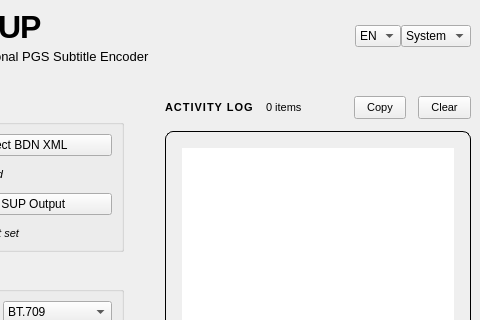
The window that src/opensup/gui/main_window.ui (Lanzoone30/OpenSUP) describes before a commit, drawn with Qt 5; both pictures show x 109 to 589 and y 0 to 320 of the 589 by 648 pixel window.
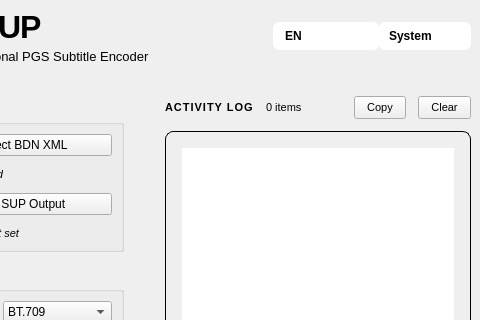
The same window after the commit.

Commit message: gui: abort wiring, idioma persistente en QSettings, combo styling dinámico

Diff of the .ui file:
```diff
--- a/src/opensup/gui/main_window.ui
+++ b/src/opensup/gui/main_window.ui
@@ -65,6 +65,26 @@
          <property name="toolTip">
           <string>Interface Language / Idioma de interfaz</string>
          </property>
+         <property name="styleSheet">
+          <string notr="true">QComboBox {
+   border-radius: 6px;
+   padding: 6px 12px;
+   font-weight: 500;
+   min-width: 60px;
+}
+QComboBox::drop-down {
+   border: none;
+   width: 20px;
+}
+QComboBox::down-arrow {
+   image: none;
+   margin-right: 4px;
+}
+QComboBox QAbstractItemView {
+   border-radius: 6px;
+   padding: 4px;
+}</string>
+         </property>
          <item>
           <property name="text">
            <string>EN</string>
@@ -82,6 +102,26 @@
          <property name="toolTip">
           <string>Theme / Tema</string>
          </property>
+         <property name="styleSheet">
+          <string notr="true">QComboBox {
+   border-radius: 6px;
+   padding: 6px 10px;
+   font-weight: 500;
+   min-width: 50px;
+}
+QComboBox::drop-down {
+   border: none;
+   width: 20px;
+}
+QComboBox::down-arrow {
+   image: none;
+   margin-right: 4px;
+}
+QComboBox QAbstractItemView {
+   border-radius: 6px;
+   padding: 4px;
+}</string>
+         </property>
          <item>
           <property name="text">
            <string>System</string>
```
Left out of the diff: 2 changed lines with no effect on the pictures. Lines whose indentation alone changed are shown as unchanged. The commit also changes 2 other files.
